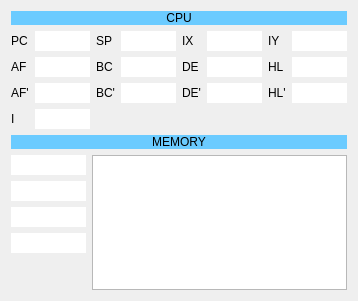
Old version of the form ui/watcher.ui in the repository samstyle/Xpeccy.
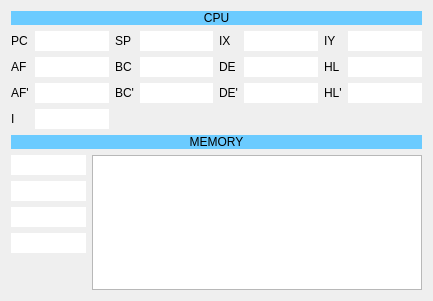
New version of the form. Icons and pictures are not drawn.

```diff
--- a/ui/watcher.ui
+++ b/ui/watcher.ui
@@ -6,7 +6,7 @@
    <rect>
     <x>0</x>
     <y>0</y>
-    <width>358</width>
+    <width>433</width>
     <height>301</height>
    </rect>
   </property>
```
